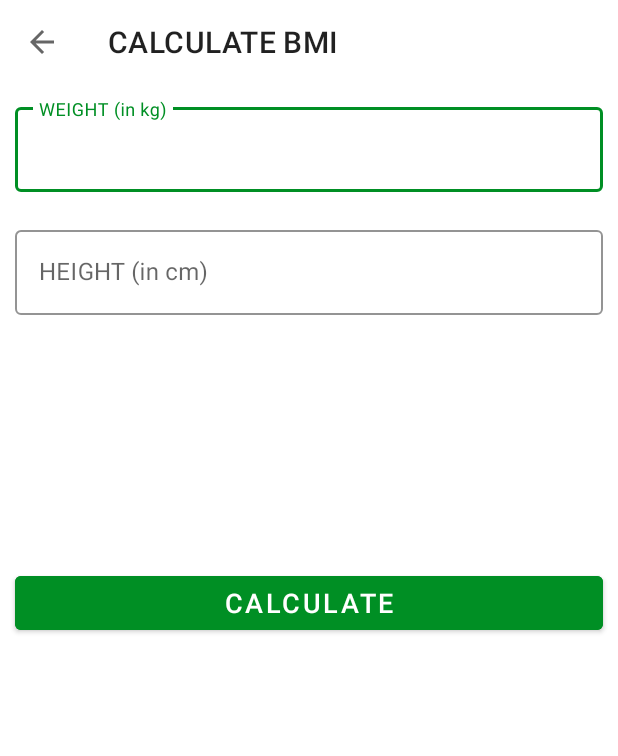
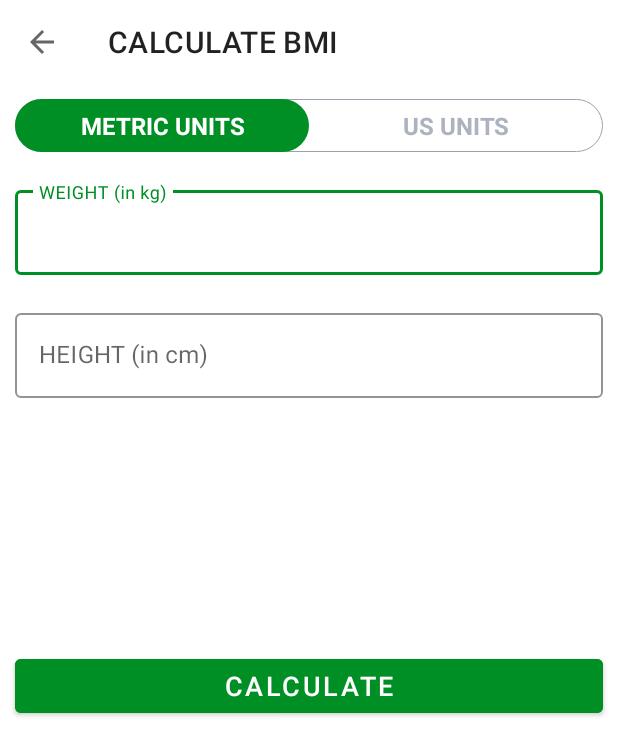
Before and after one commit to AnkitJha25/WorkoutApp, an Android app: the BMIActivity screen opened directly, with no data from a screen before it, on a phone screen of 412 x 824 dp. Shown: the top 756 px of the screen. Run offline under Robolectric (Android 15) with nearby library versions, the phone set to English and light mode, and no system bars.

Commit message:
Second Commit

```diff
--- /dev/null
+++ b/app/src/main/res/drawable/drawable_radio_group_tab_background.xml
@@ -0,0 +1,15 @@
+<?xml version="1.0" encoding="utf-8"?>
+<shape xmlns:android="http://schemas.android.com/apk/res/android"
+    android:shape="rectangle">
+
+    <solid android:color="@color/white"/>
+
+    <stroke
+        android:width="0.5dp"
+        android:color="#9AA2AF" />
+
+    <corners
+        android:radius="30dp"/>
+
+
+</shape>
--- /dev/null
+++ b/app/src/main/res/drawable/drawable_units_tab_selector.xml
@@ -0,0 +1,15 @@
+<?xml version="1.0" encoding="utf-8"?>
+<selector xmlns:android="http://schemas.android.com/apk/res/android">
+
+    <item android:state_checked="true">
+
+        <shape android:shape="rectangle">
+
+            <solid android:color="@color/colorAccent"/>
+            <corners android:radius="30dp"/>
+
+        </shape>
+
+    </item>
+
+</selector>
--- /dev/null
+++ b/app/src/main/res/drawable/drawable_units_tab_text_color_selector.xml
@@ -0,0 +1,8 @@
+<?xml version="1.0" encoding="utf-8"?>
+<selector xmlns:android="http://schemas.android.com/apk/res/android">
+
+    <item android:color="@color/white" android:state_checked="true"/>
+
+    <item android:color="#ADB3BE" android:state_checked="false"/>
+
+</selector>
--- a/app/src/main/res/layout/activity_bmi.xml
+++ b/app/src/main/res/layout/activity_bmi.xml
@@ -12,8 +12,47 @@
         android:layout_height="?android:attr/actionBarSize"
         android:background="@color/white"/>
 
+    <RadioGroup
+        android:id="@+id/rgUnits"
+        android:layout_width="match_parent"
+        android:layout_height="wrap_content"
+        android:layout_below="@+id/toolbar_bmi_activity"
+        android:layout_margin="10dp"
+        android:background="@drawable/drawable_radio_group_tab_background"
+        android:orientation="horizontal">
+
+        <RadioButton
+            android:id="@+id/rbMetricUnits"
+            android:layout_width="0dp"
+            android:layout_height="35dp"
+            android:layout_weight="0.5"
+            android:background="@drawable/drawable_units_tab_selector"
+            android:button="@null"
+            android:checked="true"
+            android:gravity="center"
+            android:text="METRIC UNITS"
+            android:textColor="@drawable/drawable_units_tab_text_color_selector"
+            android:textSize="16sp"
+            android:textStyle="bold"/>
+
+        <RadioButton
+            android:id="@+id/rbUsUnits"
+            android:layout_width="0dp"
+            android:layout_height="35dp"
+            android:layout_weight="0.5"
+            android:background="@drawable/drawable_units_tab_selector"
+            android:button="@null"
+            android:checked="false"
+            android:gravity="center"
+            android:text="US UNITS"
+            android:textColor="@drawable/drawable_units_tab_text_color_selector"
+            android:textSize="16sp"
+            android:textStyle="bold"/>
+
+    </RadioGroup>
+
     <com.google.android.material.textfield.TextInputLayout
-        android:layout_below="@id/toolbar_bmi_activity"
+        android:layout_below="@id/rgUnits"
         android:id="@+id/tilMetricUnitWeight"
         android:layout_width="match_parent"
         android:layout_height="wrap_content"
```
